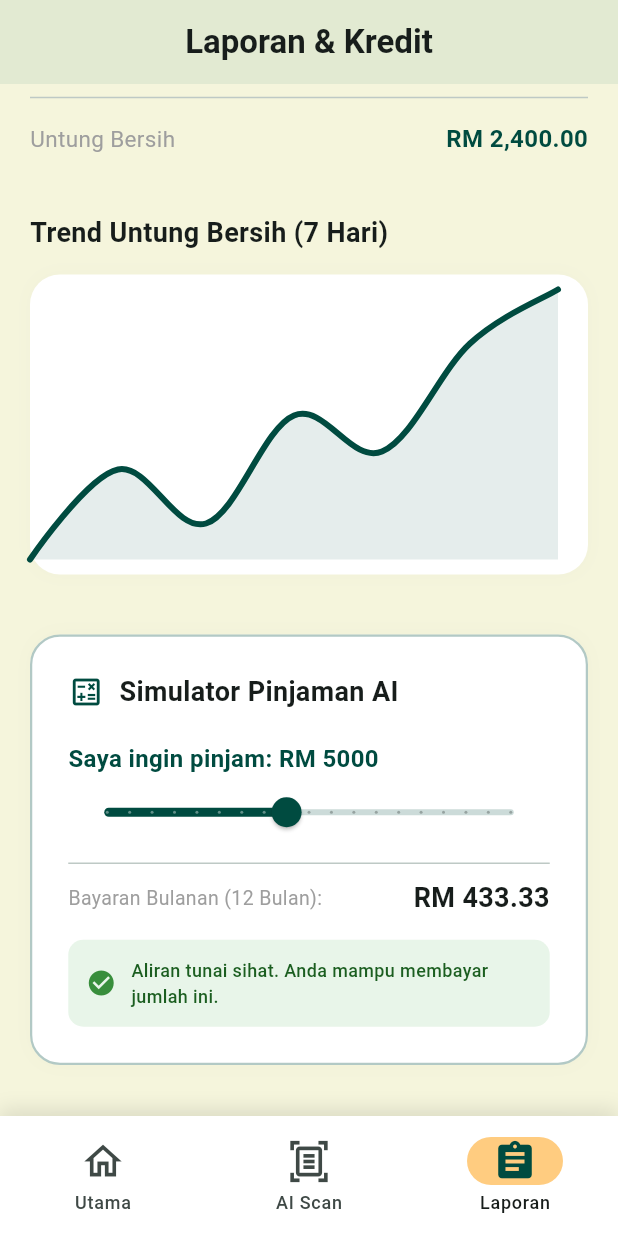
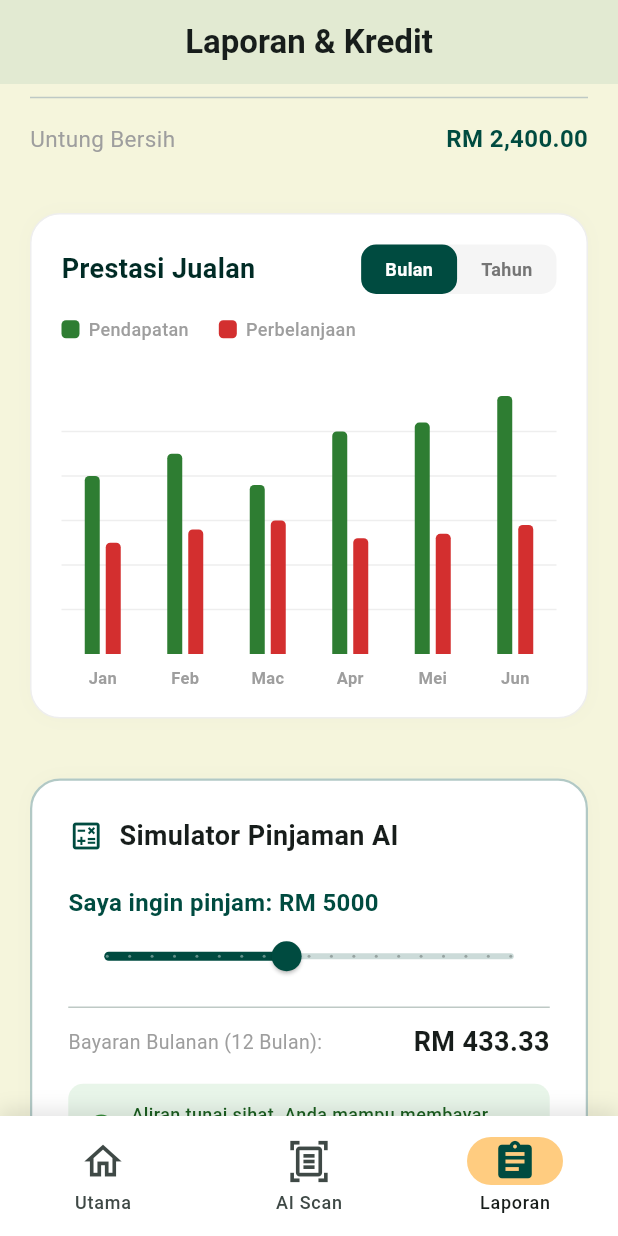
Before and after one commit to Jasminekhoo/NEXT-LEVEL, a Flutter app: the screen it shows after launch, item 3 of the bottom bar chosen, scrolled down 576 dp, on a phone screen of 412 x 824 dp. Run offline on Flutter 3.47's test engine with Material 3 defaults, Android fonts, the phone set to English and light mode, and no system bars; drawn by our look-alikes of fl_chart; our stand-ins replace csv; network calls fail.

Commit message:
change chart in report page

```diff
--- a/warung_wise/lib/screens/report_page.dart
+++ b/warung_wise/lib/screens/report_page.dart
@@ -36,8 +36,8 @@ class ReportPage extends StatelessWidget {
             _buildFinanceSummary(),
             const SizedBox(height: 30),
 
-            // 4. 趋势图表 (fl_chart)
-            _buildTrendChart(),
+            // 4. ✨✨ 全新：双柱状图 (Income vs Expense，带切换) ✨✨
+            const IncomeExpenseChartCard(),
             const SizedBox(height: 40),
 
             // 5. ✨✨ 交互式贷款模拟器 ✨✨
@@ -48,7 +48,7 @@ class ReportPage extends StatelessWidget {
             _buildTekunCard(),
             const SizedBox(height: 30),
 
-            // 7. 下载按钮 (✅ 修复：加上了 context)
+            // 7. 下载按钮 (跳转到 PDF)
             _buildDownloadButton(context),
             const SizedBox(height: 20),
           ],
@@ -138,48 +138,6 @@ class ReportPage extends StatelessWidget {
     );
   }
 
-  // --- 模块 4: 趋势折线图 ---
-  Widget _buildTrendChart() {
-    return Column(
-      crossAxisAlignment: CrossAxisAlignment.start,
-      children: [
-        const Text("Trend Untung Bersih (7 Hari)", style: TextStyle(fontSize: 18, fontWeight: FontWeight.bold)),
-        const SizedBox(height: 15),
-        Container(
-          height: 200,
-          width: double.infinity,
-          padding: const EdgeInsets.only(right: 20, top: 10, bottom: 10),
-          decoration: BoxDecoration(
-            color: Colors.white,
-            borderRadius: BorderRadius.circular(20),
-            boxShadow: [BoxShadow(color: Colors.grey.withOpacity(0.05), blurRadius: 10)],
-          ),
-          child: LineChart(
-            LineChartData(
-              gridData: const FlGridData(show: false),
-              titlesData: const FlTitlesData(show: false),
-              borderData: FlBorderData(show: false),
-              lineBarsData: [
-                LineChartBarData(
-                  spots: [
-                    const FlSpot(0, 1), const FlSpot(1, 1.5), const FlSpot(2, 1.2),
-                    const FlSpot(3, 1.8), const FlSpot(4, 1.6), const FlSpot(5, 2.2), const FlSpot(6, 2.5),
-                  ],
-                  isCurved: true,
-                  color: AppColors.jungleGreen,
-                  barWidth: 4,
-                  isStrokeCapRound: true,
-                  dotData: const FlDotData(show: false),
-                  belowBarData: BarAreaData(show: true, color: AppColors.jungleGreen.withOpacity(0.1)),
-                ),
-              ],
-            ),
-          ),
-        ),
-      ],
-    );
-  }
-
   // --- 模块 6: TEKUN 选项 ---
   Widget _buildTekunCard() {
     return Container(
@@ -211,7 +169,7 @@ class ReportPage extends StatelessWidget {
     );
   }
 
-  // --- 模块 7: 下载按钮 (✅ 修复：移回了正确的类里) ---
+  // --- 模块 7: 下载按钮 ---
   Widget _buildDownloadButton(BuildContext context) {
     return SizedBox(
       width: double.infinity,
@@ -236,7 +194,185 @@ class ReportPage extends StatelessWidget {
 }
 
 // ==========================================
-// ✨ 新功能：交互式贷款模拟器 (StatefulWidget)
+// ✨ 新模块：Income vs Expense 双柱状图 (StatefulWidget)
+// ==========================================
+class IncomeExpenseChartCard extends StatefulWidget {
+  const IncomeExpenseChartCard({super.key});
+
+  @override
+  State<IncomeExpenseChartCard> createState() => _IncomeExpenseChartCardState();
+}
+
+class _IncomeExpenseChartCardState extends State<IncomeExpenseChartCard> {
+  bool isMonthly = true;
+
+  @override
+  Widget build(BuildContext context) {
+    return Container(
+      padding: const EdgeInsets.all(20),
+      decoration: BoxDecoration(
+        color: Colors.white,
+        borderRadius: BorderRadius.circular(20),
+        border: Border.all(color: Colors.grey.shade200),
+        boxShadow: [BoxShadow(color: Colors.grey.withOpacity(0.05), blurRadius: 10)],
+      ),
+      child: Column(
+        crossAxisAlignment: CrossAxisAlignment.start,
+        children: [
+          Row(
+            mainAxisAlignment: MainAxisAlignment.spaceBetween,
+            children: [
+              const Text("Prestasi Jualan", style: TextStyle(fontSize: 18, fontWeight: FontWeight.bold, color: AppColors.deepTeal)),
+              Container(
+                decoration: BoxDecoration(
+                  color: Colors.grey.shade100,
+                  borderRadius: BorderRadius.circular(10),
+                ),
+                child: Row(
+                  children: [
+                    _buildToggleButton("Bulan", true),
+                    _buildToggleButton("Tahun", false),
+                  ],
+                ),
+              )
+            ],
+          ),
+          const SizedBox(height: 15),
+
+          Row(
+            children: [
+              Container(width: 12, height: 12, decoration: BoxDecoration(color: AppColors.successGreen, borderRadius: BorderRadius.circular(3))),
+              const SizedBox(width: 6),
+              const Text("Pendapatan", style: TextStyle(fontSize: 12, color: Colors.grey, fontWeight: FontWeight.w500)),
+              const SizedBox(width: 20),
+              Container(width: 12, height: 12, decoration: BoxDecoration(color: AppColors.warningRed, borderRadius: BorderRadius.circular(3))),
+              const SizedBox(width: 6),
+              const Text("Perbelanjaan", style: TextStyle(fontSize: 12, color: Colors.grey, fontWeight: FontWeight.w500)),
+            ],
+          ),
+          const SizedBox(height: 30),
+
+          SizedBox(
+            height: 200,
+            child: BarChart(
+              BarChartData(
+                alignment: BarChartAlignment.spaceAround,
+                maxY: isMonthly ? 6000 : 60000,
+                barTouchData: BarTouchData(enabled: false),
+                titlesData: FlTitlesData(
+                  show: true,
+                  bottomTitles: AxisTitles(
+                    sideTitles: SideTitles(
+                      showTitles: true,
+                      getTitlesWidget: (double value, TitleMeta meta) {
+                        const style = TextStyle(color: Colors.grey, fontWeight: FontWeight.bold, fontSize: 11);
+                        Widget text;
+                        if (isMonthly) {
+                          switch (value.toInt()) {
+                            case 0: text = const Text('Jan', style: style); break;
+                            case 1: text = const Text('Feb', style: style); break;
+                            case 2: text = const Text('Mac', style: style); break;
+                            case 3: text = const Text('Apr', style: style); break;
+                            case 4: text = const Text('Mei', style: style); break;
+                            case 5: text = const Text('Jun', style: style); break;
+                            default: text = const Text('', style: style); break;
+                          }
+                        } else {
+                          switch (value.toInt()) {
+                            case 0: text = const Text('2022', style: style); break;
+                            case 1: text = const Text('2023', style: style); break;
+                            case 2: text = const Text('2024', style: style); break;
+                            case 3: text = const Text('2025', style: style); break;
+                            case 4: text = const Text('2026', style: style); break;
+                            default: text = const Text('', style: style); break;
+                          }
+                        }
+                        return SideTitleWidget(axisSide: meta.axisSide, child: text);
+                      },
+                    ),
+                  ),
+                  leftTitles: const AxisTitles(sideTitles: SideTitles(showTitles: false)),
+                  topTitles: const AxisTitles(sideTitles: SideTitles(showTitles: false)),
+                  rightTitles: const AxisTitles(sideTitles: SideTitles(showTitles: false)),
+                ),
+                gridData: FlGridData(
+                  show: true,
+                  drawVerticalLine: false,
+                  getDrawingHorizontalLine: (value) => FlLine(color: Colors.grey.shade200, strokeWidth: 1),
+                ),
+                borderData: FlBorderData(show: false),
+                barGroups: isMonthly ? _getMonthlyData() : _getYearlyData(),
+              ),
+              swapAnimationDuration: const Duration(milliseconds: 350),
+              swapAnimationCurve: Curves.easeInOut,
+            ),
+          ),
+        ],
+      ),
+    );
+  }
+
+  Widget _buildToggleButton(String title, bool isMonthButton) {
+    bool isActive = isMonthly == isMonthButton;
+    return GestureDetector(
+      onTap: () {
+        setState(() {
+          isMonthly = isMonthButton;
+        });
+      },
+      child: Container(
+        padding: const EdgeInsets.symmetric(horizontal: 16, vertical: 8),
+        decoration: BoxDecoration(
+          color: isActive ? AppColors.jungleGreen : Colors.transparent,
+          borderRadius: BorderRadius.circular(10),
+        ),
+        child: Text(
+          title,
+          style: TextStyle(
+            fontSize: 12,
+            fontWeight: FontWeight.bold,
+            color: isActive ? Colors.white : Colors.grey.shade600,
+          ),
+        ),
+      ),
+    );
+  }
+
+  List<BarChartGroupData> _getMonthlyData() {
+    return [
+      _makeGroupData(0, 4000, 2500),
+      _makeGroupData(1, 4500, 2800),
+      _makeGroupData(2, 3800, 3000),
+      _makeGroupData(3, 5000, 2600),
+      _makeGroupData(4, 5200, 2700),
+      _makeGroupData(5, 5800, 2900),
+    ];
+  }
+
+  List<BarChartGroupData> _getYearlyData() {
+    return [
+      _makeGroupData(0, 35000, 20000),
+      _makeGroupData(1, 42000, 24000),
+      _makeGroupData(2, 40000, 25000),
+      _makeGroupData(3, 52000, 28000),
+      _makeGroupData(4, 58000, 31000),
+    ];
+  }
+
+  BarChartGroupData _makeGroupData(int x, double income, double expense) {
+    return BarChartGroupData(
+      barsSpace: 4,
+      x: x,
+      barRods: [
+        BarChartRodData(toY: income, color: AppColors.successGreen, width: 10, borderRadius: const BorderRadius.only(topLeft: Radius.circular(3), topRight: Radius.circular(3))),
+        BarChartRodData(toY: expense, color: AppColors.warningRed, width: 10, borderRadius: const BorderRadius.only(topLeft: Radius.circular(3), topRight: Radius.circular(3))),
+      ],
+    );
+  }
+}
+
+// ==========================================
+// ✨ 模块：交互式贷款模拟器 (StatefulWidget)
 // ==========================================
 class LoanSimulatorCard extends StatefulWidget {
   const LoanSimulatorCard({super.key});
```
